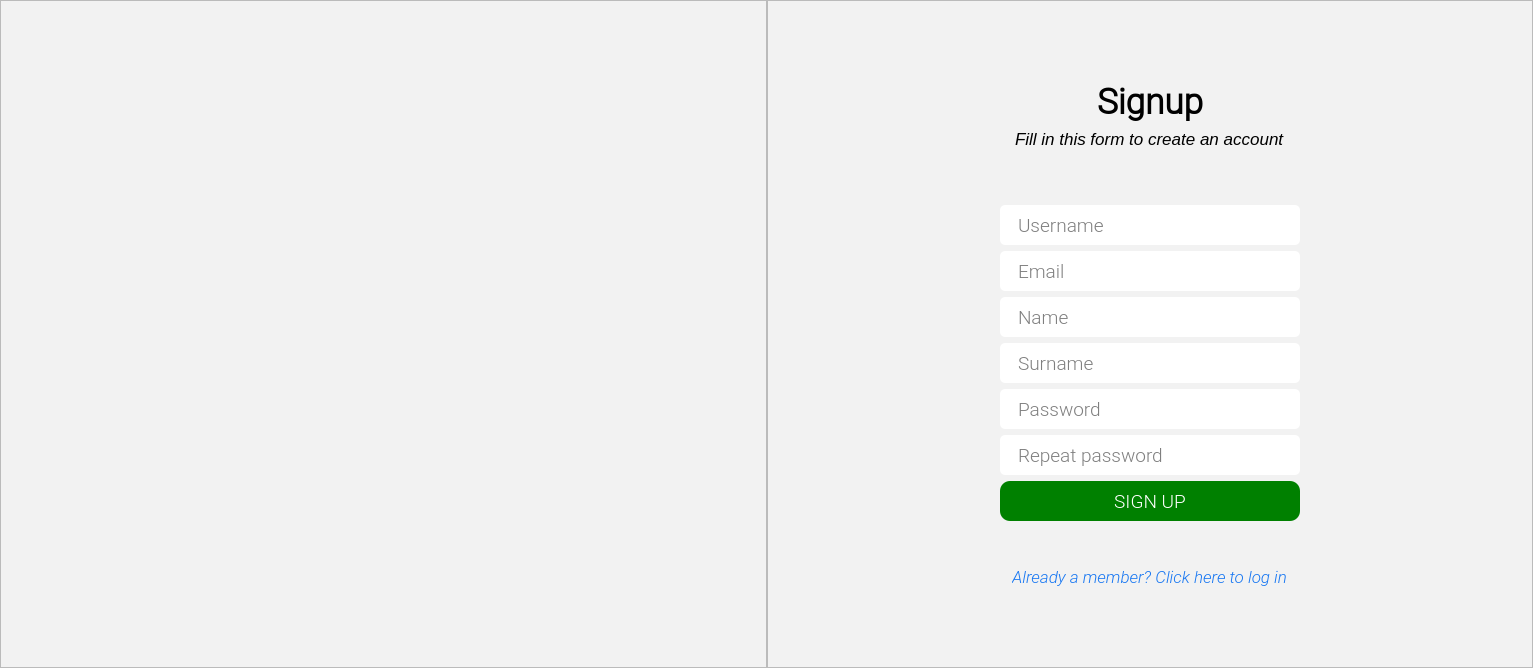
Qt form src/client_new/ui/signup_form.ui (franco-ruggeri/write-together) before a commit.
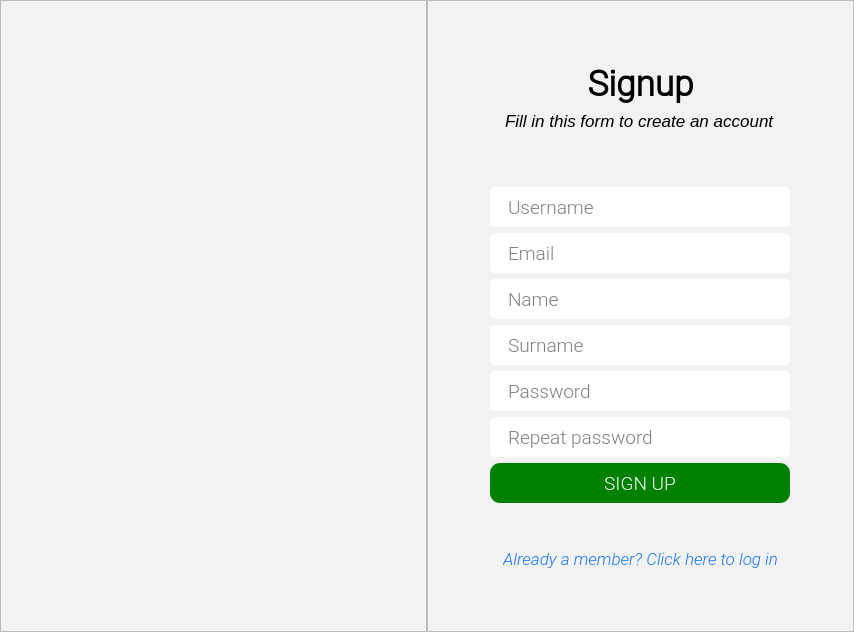
The same form after that commit. Icons and pictures are not drawn.

The edit to the form file:
```diff
--- a/src/client_new/ui/signup_form.ui
+++ b/src/client_new/ui/signup_form.ui
@@ -6,8 +6,8 @@
    <rect>
     <x>0</x>
     <y>0</y>
-    <width>1533</width>
-    <height>668</height>
+    <width>854</width>
+    <height>632</height>
    </rect>
   </property>
   <property name="sizePolicy">
@@ -29,7 +29,6 @@
    <string notr="true">* {
 	font-family: &quot;Roboto Light&quot;;
 	font-size: 14pt;
-    font-weight: 500;
 }
 
 QFrame {
@@ -43,7 +42,6 @@
 QLineEdit {
 	background-color: white;
 	padding: 5px 16px 5px;
-	height: 34;
     border-radius: 5px;
 }
 
@@ -51,6 +49,10 @@
 	border: 2px solid #1877f2;
 }
 
+QPushButton[readOnly=&quot;true&quot;] {
+	background-color: transparent;
+}
+
 QPushButton#signup {
 	border-radius: 10px;
 	background-color: green;
@@ -114,12 +116,24 @@
       <enum>QFrame::Raised</enum>
      </property>
      <layout class="QGridLayout" name="gridLayout">
+      <property name="leftMargin">
+       <number>30</number>
+      </property>
+      <property name="topMargin">
+       <number>30</number>
+      </property>
+      <property name="rightMargin">
+       <number>30</number>
+      </property>
+      <property name="bottomMargin">
+       <number>30</number>
+      </property>
       <item row="0" column="0">
        <widget class="QLabel" name="label_2">
         <property name="maximumSize">
          <size>
-          <width>960</width>
-          <height>640</height>
+          <width>400</width>
+          <height>500</height>
          </size>
         </property>
         <property name="text">
@@ -176,8 +190,8 @@
          <font>
           <family>Roboto Light</family>
           <pointsize>14</pointsize>
-          <weight>62</weight>
-          <bold>true</bold>
+          <weight>50</weight>
+          <bold>false</bold>
          </font>
         </property>
         <property name="styleSheet">
@@ -235,8 +249,8 @@
          <font>
           <family>Roboto Light</family>
           <pointsize>14</pointsize>
-          <weight>62</weight>
-          <bold>true</bold>
+          <weight>50</weight>
+          <bold>false</bold>
          </font>
         </property>
         <property name="styleSheet">
@@ -277,8 +291,8 @@
          <font>
           <family>Roboto Light</family>
           <pointsize>14</pointsize>
-          <weight>62</weight>
-          <bold>true</bold>
+          <weight>50</weight>
+          <bold>false</bold>
          </font>
         </property>
         <property name="styleSheet">
@@ -319,8 +333,8 @@
          <font>
           <family>Roboto Light</family>
           <pointsize>14</pointsize>
-          <weight>62</weight>
-          <bold>true</bold>
+          <weight>50</weight>
+          <bold>false</bold>
          </font>
         </property>
         <property name="styleSheet">
@@ -361,8 +375,8 @@
          <font>
           <family>Roboto Light</family>
           <pointsize>14</pointsize>
-          <weight>62</weight>
-          <bold>true</bold>
+          <weight>50</weight>
+          <bold>false</bold>
          </font>
         </property>
         <property name="styleSheet">
@@ -403,8 +417,8 @@
          <font>
           <family>Roboto Light</family>
           <pointsize>14</pointsize>
-          <weight>62</weight>
-          <bold>true</bold>
+          <weight>50</weight>
+          <bold>false</bold>
          </font>
         </property>
         <property name="styleSheet">
@@ -445,8 +459,8 @@
          <font>
           <family>Roboto Light</family>
           <pointsize>14</pointsize>
-          <weight>62</weight>
-          <bold>true</bold>
+          <weight>50</weight>
+          <bold>false</bold>
          </font>
         </property>
         <property name="styleSheet">
@@ -484,8 +498,8 @@
          <font>
           <family>Roboto Light</family>
           <pointsize>14</pointsize>
-          <weight>62</weight>
-          <bold>true</bold>
+          <weight>50</weight>
+          <bold>false</bold>
          </font>
         </property>
         <property name="cursor">
```
Left out of the diff: 2 changed lines with no effect on the pictures.
